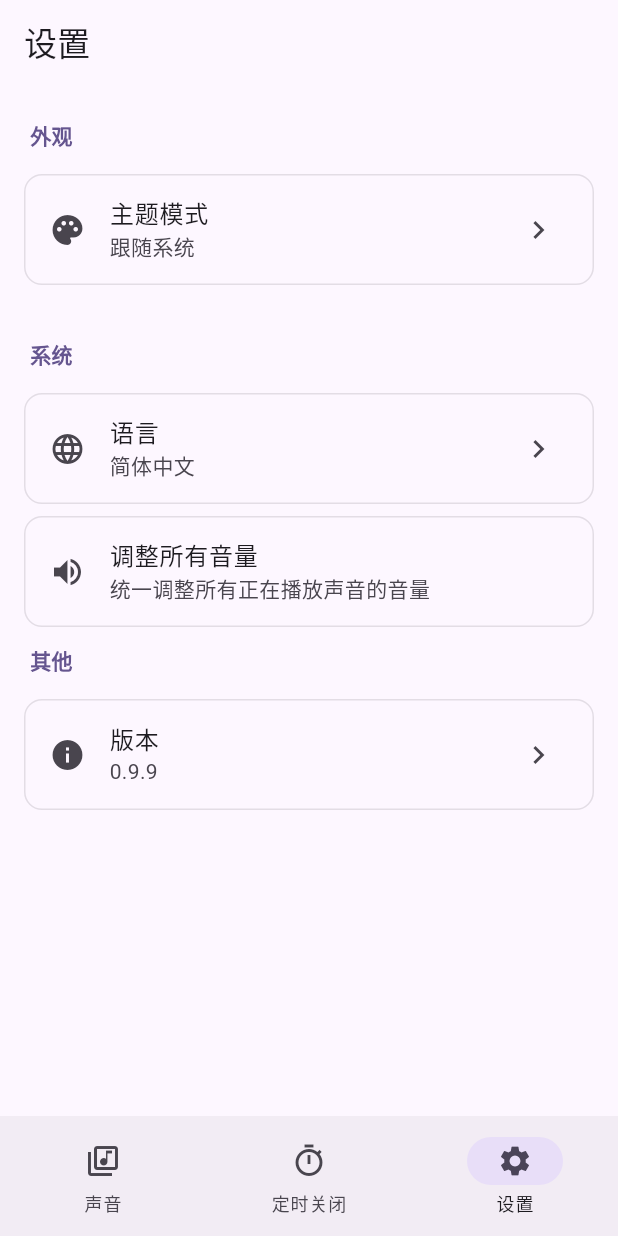
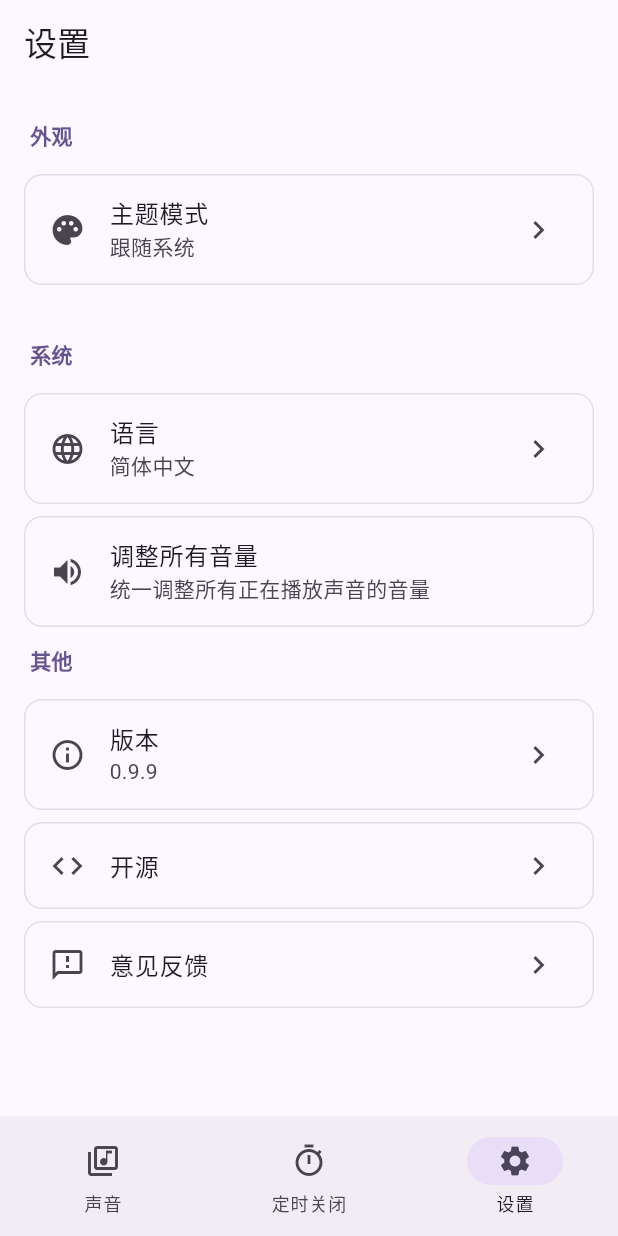
Before and after one commit to qinshah/xmsleepx, a Flutter app: the screen it shows after launch, item 3 of the bottom bar chosen, on a phone screen of 412 x 824 dp. Run offline on Flutter 3.47's test engine with Material 3 defaults, Android fonts, the light colour scheme and no system bars; our stand-ins replace audioplayers, hive_ce, package_info_plus, shared_preferences; accounts and stored records are empty.

Commit message:
feat(settings): 添加开源链接和反馈功能
- 新增 constant.dart 文件，包含 GitHub 和 issues 链接常量
- 将设置页面的图标从 Icons.info 改为 Icons.info_outline
- 添加开源项目链接，点击跳转到 GitHub 仓库
- 添加意见反馈功能，点击跳转到 issues 页面
- 使用外部应用模式打开链接

style(theme): 居中显示主题颜色选择器并添加选中指示器

- 将颜色选择器包装在 Center 组件中实现居中布局

```diff
--- /dev/null
+++ b/lib/app/constant.dart
@@ -0,0 +1,5 @@
+abstract class Constant {
+  static const github = 'https://github.com/qinshah/niceleep';
+
+  static const issues = '$github/issues';
+}
--- a/lib/settings/settings_page_view.dart
+++ b/lib/settings/settings_page_view.dart
@@ -1,4 +1,5 @@
 import 'package:flutter/material.dart';
+import 'package:niceleep/app/constant.dart';
 import 'package:package_info_plus/package_info_plus.dart';
 import 'package:url_launcher/url_launcher.dart';
 import 'package:niceleep/app/state_mgmt/sound_manager.dart';
@@ -61,7 +62,7 @@ class _SettingsPageViewState extends State<SettingsPageView> {
 
           _buildSectionHeader('其他'),
           _buildListTile(
-            icon: Icons.info,
+            icon: Icons.info_outline,
             title: '版本',
             subtitle: _version,
             onTap: () {},
@@ -76,11 +77,16 @@ class _SettingsPageViewState extends State<SettingsPageView> {
           //   title: '使用条款',
           //   onTap: () => _launchUrl('https://example.com/terms'),
           // ),
-          // _buildListTile(
-          //   icon: Icons.feedback,
-          //   title: '意见反馈',
-          //   onTap: () => _launchUrl('https://example.com/feedback'),
-          // ),
+          _buildListTile(
+            title: '开源',
+            icon: Icons.code,
+            onTap: () => _launchUrl(Constant.github),
+          ),
+          _buildListTile(
+            title: '意见反馈',
+            icon: Icons.feedback_outlined,
+            onTap: () => _launchUrl(Constant.issues),
+          ),
         ],
       ),
     );
@@ -356,7 +362,7 @@ class _SettingsPageViewState extends State<SettingsPageView> {
   Future<void> _launchUrl(String url) async {
     final uri = Uri.parse(url);
     if (await canLaunchUrl(uri)) {
-      await launchUrl(uri);
+      await launchUrl(uri, mode: LaunchMode.externalApplication);
     }
   }
 }
--- a/lib/settings/theme_page_view.dart
+++ b/lib/settings/theme_page_view.dart
@@ -209,7 +209,8 @@ class _ThemePageViewState extends State<ThemePageView> {
           ),
         ),
         const SizedBox(height: 16),
-        Wrap(
+        Center(
+          child: Wrap(
             spacing: 12,
             runSpacing: 12,
             children: AppTheme.presetColors.map((color) {
@@ -240,6 +241,7 @@ class _ThemePageViewState extends State<ThemePageView> {
               );
             }).toList(),
           ),
+        ),
       ],
     );
   }
```
Lines whose indentation alone changed are shown as unchanged.
